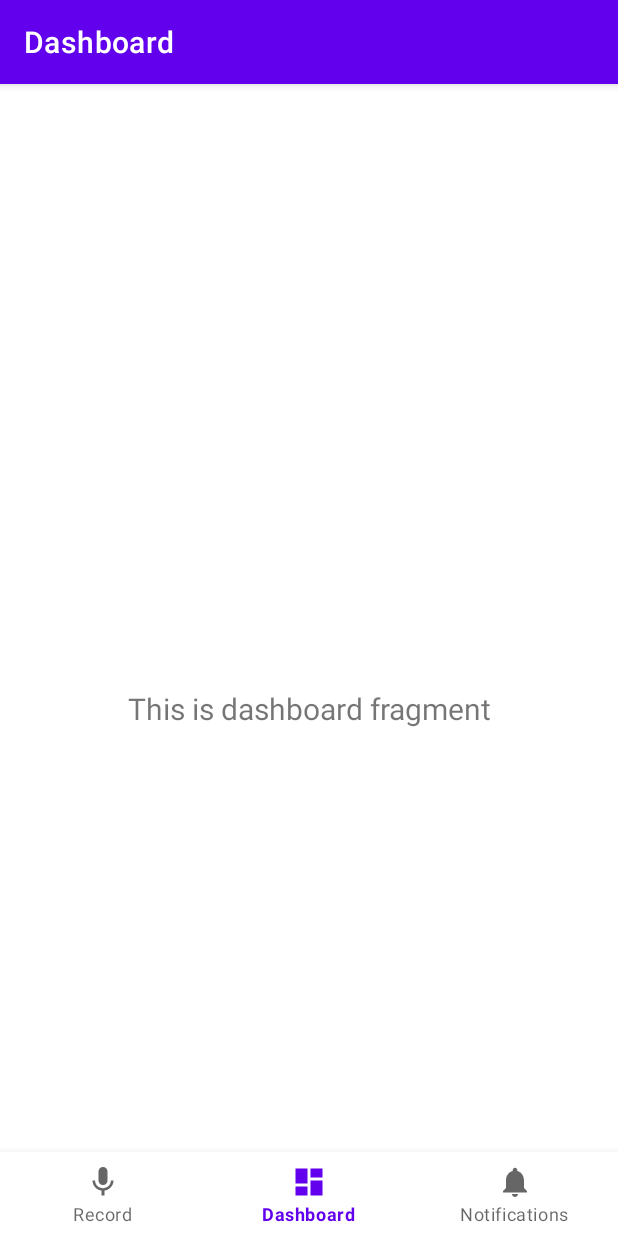
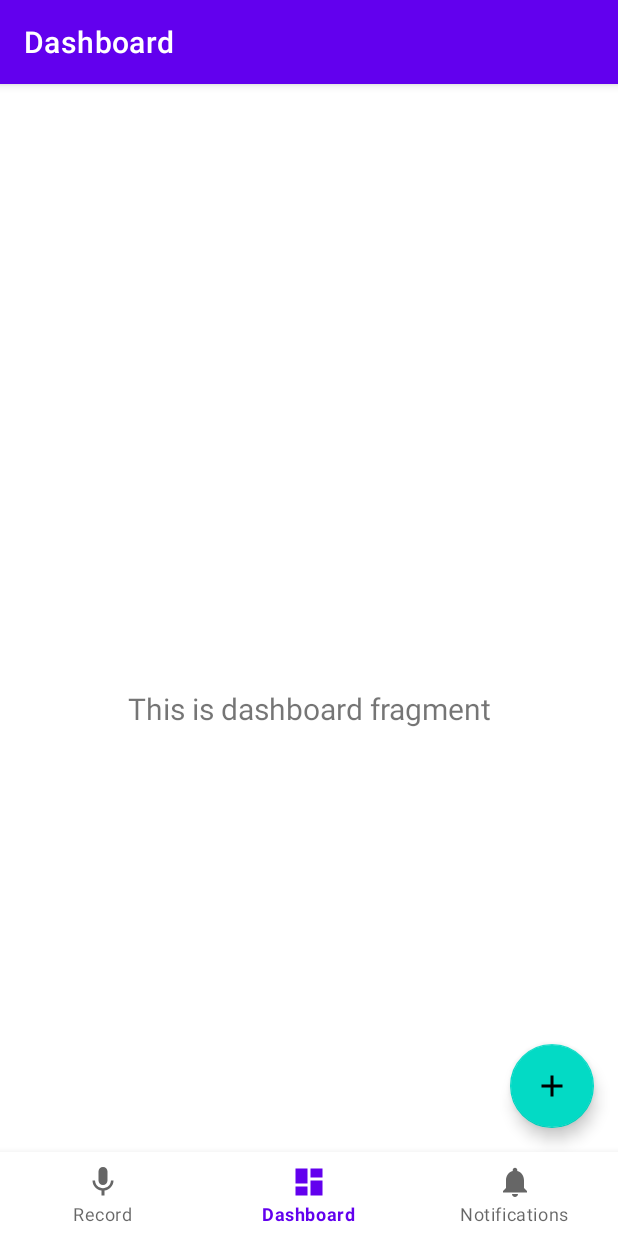
Before and after one commit to SentimoApp/Sentimo, an Android app: the screen it shows after launch (MainActivity), on a phone screen of 412 x 824 dp. Run offline under Robolectric (Android 15) with nearby library versions, the phone set to English and light mode, and no system bars; our stand-ins replace navigation-ui; Roboto replaces fonts that are not available here.

Commit message:
Added FAB
Fixed more errors and added floating button. Should be able to run on phone.

```diff
--- a/app/src/main/java/ca/uwaterloo/sentimo/MainActivity.java
+++ b/app/src/main/java/ca/uwaterloo/sentimo/MainActivity.java
@@ -20,7 +20,7 @@ public class MainActivity extends AppCompatActivity {
         // Passing each menu ID as a set of Ids because each
         // menu should be considered as top level destinations.
         AppBarConfiguration appBarConfiguration = new AppBarConfiguration.Builder(
-                R.id.navigation_home, R.id.navigation_dashboard, R.id.navigation_notifications)
+                R.id.navigation_record, R.id.navigation_dashboard, R.id.navigation_notifications)
                 .build();
         NavController navController = Navigation.findNavController(this, R.id.nav_host_fragment);
         NavigationUI.setupActionBarWithNavController(this, navController, appBarConfiguration);
--- /dev/null
+++ b/app/src/main/res/drawable/ic_plus_black_24dp.xml
@@ -0,0 +1,10 @@
+<vector xmlns:android="http://schemas.android.com/apk/res/android"
+    android:width="24dp"
+    android:height="24dp"
+    android:viewportWidth="24"
+    android:viewportHeight="24"
+    android:tint="?attr/colorControlNormal">
+  <path
+      android:fillColor="@android:color/white"
+      android:pathData="M19,13h-6v6h-2v-6H5v-2h6V5h2v6h6v2z"/>
+</vector>
--- a/app/src/main/res/layout/activity_main.xml
+++ b/app/src/main/res/layout/activity_main.xml
@@ -30,4 +30,13 @@
         app:layout_constraintTop_toTopOf="parent"
         app:navGraph="@navigation/mobile_navigation" />
 
+    <com.google.android.material.floatingactionbutton.FloatingActionButton
+        android:layout_width="wrap_content"
+        android:layout_height="wrap_content"
+        android:layout_margin="16dp"
+        app:layout_constraintBottom_toTopOf="@+id/nav_view"
+        app:layout_constraintEnd_toEndOf="parent"
+        android:src="@drawable/ic_plus_black_24dp">
+    </com.google.android.material.floatingactionbutton.FloatingActionButton>
+
 </androidx.constraintlayout.widget.ConstraintLayout>
--- a/app/src/main/res/values/strings.xml
+++ b/app/src/main/res/values/strings.xml
@@ -3,4 +3,5 @@
     <string name="title_record">Record</string>
     <string name="title_dashboard">Dashboard</string>
     <string name="title_notifications">Notifications</string>
+    <string name="submit">Add a new recording</string>
 </resources>
```
Also changed, not shown: app/src/main/java/ca/uwaterloo/sentimo/ui/home/HomeFragment.java (deleted, +0 -35 lines), app/src/main/java/ca/uwaterloo/sentimo/ui/record/RecordFragment.java (added, +28 -0 lines).
